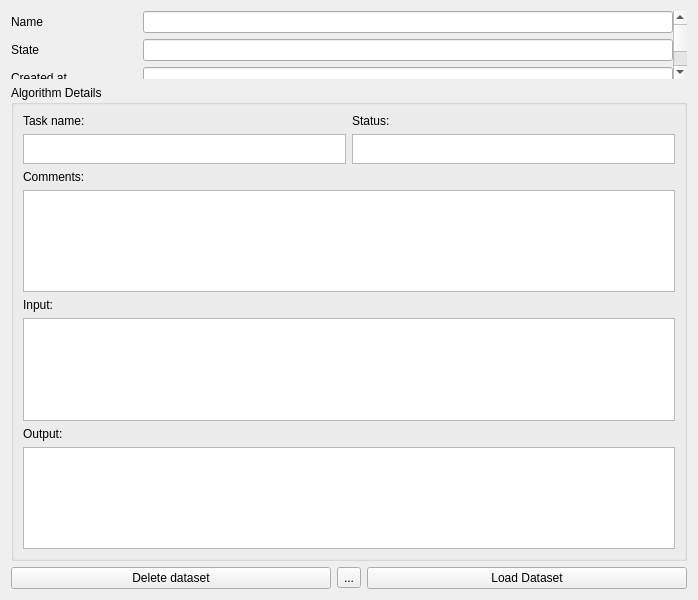
This is LDMP/gui/WidgetDatasetItemDetails.ui in ConservationInternational/trends.earth as Qt 5 draws it before an edit. The edited form follows.
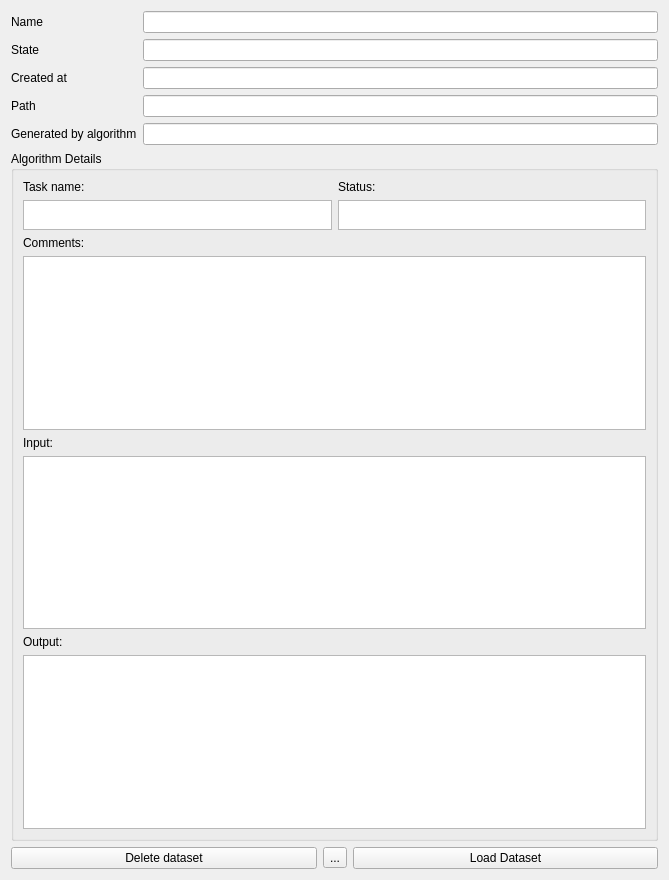
This is the edited form. Icons and pictures are not drawn. Custom widgets are drawn as their Qt base class.

Commit message: fix for dataset details dialog closing itself unexpectedly

What changed in the file:
```diff
--- a/LDMP/gui/WidgetDatasetItemDetails.ui
+++ b/LDMP/gui/WidgetDatasetItemDetails.ui
@@ -6,8 +6,8 @@
    <rect>
     <x>0</x>
     <y>0</y>
-    <width>698</width>
-    <height>600</height>
+    <width>669</width>
+    <height>880</height>
    </rect>
   </property>
   <property name="sizePolicy">
@@ -21,36 +21,6 @@
   </property>
   <layout class="QVBoxLayout" name="verticalLayout">
    <item>
-    <widget class="QScrollArea" name="scrollArea">
-     <property name="frameShape">
-      <enum>QFrame::NoFrame</enum>
-     </property>
-     <property name="widgetResizable">
-      <bool>true</bool>
-     </property>
-     <widget class="QWidget" name="scrollAreaWidgetContents">
-      <property name="geometry">
-       <rect>
-        <x>0</x>
-        <y>0</y>
-        <width>680</width>
-        <height>260</height>
-       </rect>
-      </property>
-      <layout class="QVBoxLayout" name="verticalLayout_3">
-       <property name="leftMargin">
-        <number>0</number>
-       </property>
-       <property name="topMargin">
-        <number>0</number>
-       </property>
-       <property name="rightMargin">
-        <number>0</number>
-       </property>
-       <property name="bottomMargin">
-        <number>0</number>
-       </property>
-       <item>
         <layout class="QFormLayout" name="formLayout">
          <item row="0" column="0">
           <widget class="QLabel" name="label_3">
@@ -124,12 +94,11 @@
          </item>
         </layout>
        </item>
-      </layout>
-     </widget>
-    </widget>
-   </item>
    <item>
     <widget class="QgsCollapsibleGroupBox" name="alg_box">
+     <property name="enabled">
+      <bool>true</bool>
+     </property>
      <property name="title">
       <string>Algorithm Details</string>
      </property>
```
Lines whose indentation alone changed are shown as unchanged.
